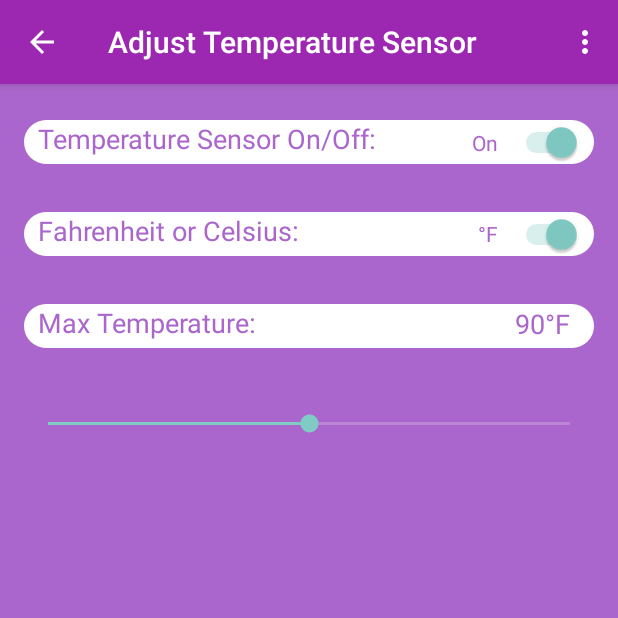
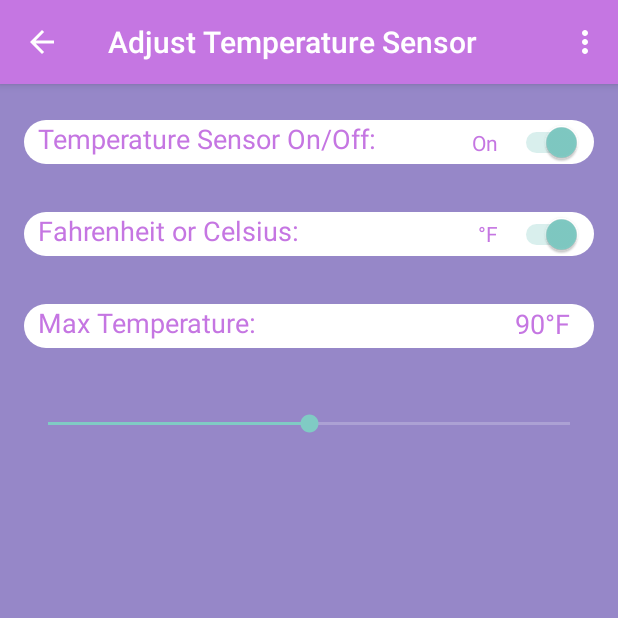
Before and after one commit to hmcashan13/GuardianAngel-Android, an Android app: the TemperatureAdjustActivity screen opened directly, with no data from a screen before it, on a phone screen of 412 x 824 dp, the top half of it. Run offline under Robolectric (Android 15) with nearby library versions, the phone set to English and light mode, and no system bars.

Commit message:
changed primary color

```diff
--- a/app/src/main/java/com/example/hudsonmcashan/guradianaangel/DeviceActivity.kt
+++ b/app/src/main/java/com/example/hudsonmcashan/guradianaangel/DeviceActivity.kt
@@ -25,6 +25,7 @@ import android.provider.Settings
 import android.support.v4.app.NotificationCompat
 import android.util.Log.*
 import android.view.View
+import android.widget.RelativeLayout
 import com.example.hudsonmcashan.guradianaangel.Settings.Prefs
 import com.example.hudsonmcashan.guradianaangel.Settings.SettingsActivity
 import com.example.hudsonmcashan.guradianaangel.Settings.TAG_SETTINGS
@@ -77,6 +78,7 @@ class DeviceActivity : AppCompatActivity(), BeaconConsumer {
 
     override fun onCreate(savedInstanceState: Bundle?) {
         super.onCreate(savedInstanceState)
+
         setContentView(R.layout.activity_connection)
 
         prefs = Prefs(this)
--- /dev/null
+++ b/app/src/main/java/com/example/hudsonmcashan/guradianaangel/InfoGPSActivity.kt
@@ -0,0 +1 @@
+package com.example.hudsonmcashan.guradianaangel
--- a/app/src/main/res/drawable/rounded_button.xml
+++ b/app/src/main/res/drawable/rounded_button.xml
@@ -1,7 +1,7 @@
 <?xml version="1.0" encoding="utf-8"?>
 <shape xmlns:android="http://schemas.android.com/apk/res/android">
 
-    <solid android:color="#9C27B0"/>
+    <solid android:color="@color/colorAccent"/>
     <corners android:radius="25dp"/>
 
 </shape>
--- /dev/null
+++ b/app/src/main/res/layout/activity_gps.xml
@@ -0,0 +1,6 @@
+<?xml version="1.0" encoding="utf-8"?>
+<android.support.constraint.ConstraintLayout
+    xmlns:android="http://schemas.android.com/apk/res/android" android:layout_width="match_parent"
+    android:layout_height="match_parent">
+
+</android.support.constraint.ConstraintLayout>
--- /dev/null
+++ b/app/src/main/res/layout/activity_info_gps.xml
@@ -0,0 +1,6 @@
+<?xml version="1.0" encoding="utf-8"?>
+<android.support.constraint.ConstraintLayout
+    xmlns:android="http://schemas.android.com/apk/res/android" android:layout_width="match_parent"
+    android:layout_height="match_parent">
+
+</android.support.constraint.ConstraintLayout>
--- a/app/src/main/res/layout/activity_temperature.xml
+++ b/app/src/main/res/layout/activity_temperature.xml
@@ -5,7 +5,7 @@
     android:id="@+id/fahrenheitCelsius_text"
     android:layout_width="match_parent"
     android:layout_height="match_parent"
-    android:background="@android:color/holo_purple">
+    android:background="@color/colorPrimary">
 
     <TextView
         android:id="@+id/tempSensorOnOff_label"
@@ -19,7 +19,7 @@
         android:background="@drawable/rounded_button2"
         android:text="  Temperature Sensor On/Off:"
         android:textAppearance="@style/TextAppearance.AppCompat.Caption"
-        android:textColor="@android:color/holo_purple"
+        android:textColor="@color/colorAccent"
         android:textColorLink="@color/colorPrimary"
         android:textSize="18sp"
         app:layout_constraintEnd_toEndOf="parent"
@@ -35,7 +35,7 @@
         android:background="@drawable/rounded_button2"
         android:text="  Fahrenheit or Celsius:"
         android:textAppearance="@style/TextAppearance.AppCompat.Caption"
-        android:textColor="@android:color/holo_purple"
+        android:textColor="@color/colorAccent"
         android:textColorLink="@color/colorPrimary"
         android:textSize="18sp"
         app:layout_constraintEnd_toEndOf="@+id/tempSensorOnOff_label"
@@ -51,7 +51,7 @@
         android:background="@drawable/rounded_button2"
         android:text="  Max Temperature:"
         android:textAppearance="@style/TextAppearance.AppCompat.Caption"
-        android:textColor="@android:color/holo_purple"
+        android:textColor="@color/colorAccent"
         android:textColorLink="@color/colorPrimary"
         android:textSize="18sp"
         app:layout_constraintEnd_toEndOf="@+id/celsiusFahrenheit_label"
@@ -68,7 +68,7 @@
         android:layout_marginRight="16dp"
         android:layout_marginBottom="3dp"
         android:text="TextView"
-        android:textColor="@android:color/holo_purple"
+        android:textColor="@color/colorAccent"
         android:textSize="18sp"
         app:layout_constraintBottom_toBottomOf="@+id/maxTemp_label"
         app:layout_constraintEnd_toEndOf="@+id/maxTemp_label"
@@ -104,7 +104,7 @@
         android:layout_marginEnd="8dp"
         android:layout_marginRight="8dp"
         android:text="TextView"
-        android:textColor="@android:color/holo_purple"
+        android:textColor="@color/colorAccent"
         app:layout_constraintBottom_toBottomOf="@+id/tempSensorOnOff_label"
         app:layout_constraintEnd_toStartOf="@+id/tempSensorOnOff_switch"
         app:layout_constraintTop_toTopOf="@+id/tempSensorOnOff_label" />
@@ -127,8 +127,8 @@
         android:layout_height="wrap_content"
         android:layout_marginEnd="8dp"
         android:layout_marginRight="8dp"
-        android:textColor="@android:color/holo_purple"
         android:text="TextView"
+        android:textColor="@color/colorAccent"
         app:layout_constraintBottom_toBottomOf="@+id/celsiusFahrenheit_label"
         app:layout_constraintEnd_toStartOf="@+id/fahrenheitCelsius_switch"
         app:layout_constraintTop_toTopOf="@+id/celsiusFahrenheit_label"
@@ -139,12 +139,13 @@
         android:id="@+id/temp_toolbar"
         android:layout_width="match_parent"
         android:layout_height="?attr/actionBarSize"
-        android:background="#9C27B0"
+        android:background="@color/colorAccent"
         android:elevation="4dp"
         android:theme="@style/ThemeOverlay.AppCompat.ActionBar"
         app:layout_constraintEnd_toEndOf="parent"
         app:layout_constraintStart_toStartOf="parent"
         app:layout_constraintTop_toTopOf="parent"
-        app:popupTheme="@style/ThemeOverlay.AppCompat.Light" tools:targetApi="lollipop"/>
+        app:popupTheme="@style/ThemeOverlay.AppCompat.Light"
+        tools:targetApi="lollipop" />
 
 </android.support.constraint.ConstraintLayout>
--- a/app/src/main/res/layout/splash_screen.xml
+++ b/app/src/main/res/layout/splash_screen.xml
@@ -4,7 +4,7 @@
     xmlns:tools="http://schemas.android.com/tools"
     android:layout_width="match_parent"
     android:layout_height="match_parent"
-    android:background="@android:color/holo_purple">
+    android:background="@color/colorPrimary">
 
     <ImageView
         android:id="@+id/imageView"
--- a/app/src/main/res/values/colors.xml
+++ b/app/src/main/res/values/colors.xml
@@ -1,6 +1,6 @@
 <?xml version="1.0" encoding="utf-8"?>
 <resources>
-    <color name="colorPrimary">#7b1c9e</color>
+    <color name="colorPrimary">#9687C8</color>
     <color name="colorPrimaryDark">#303f9f</color>
     <color name="colorAccent">#c576e2</color>
     <color name="white">#FFFFFF</color>
```
Also changed, not shown: app/src/main/java/com/example/hudsonmcashan/guradianaangel/GPSActivity.kt (added, +28 -0 lines), app/src/main/res/layout/activity_connection.xml (+29 -16 lines), app/src/main/res/layout/activity_settings.xml (+4 -3 lines).
